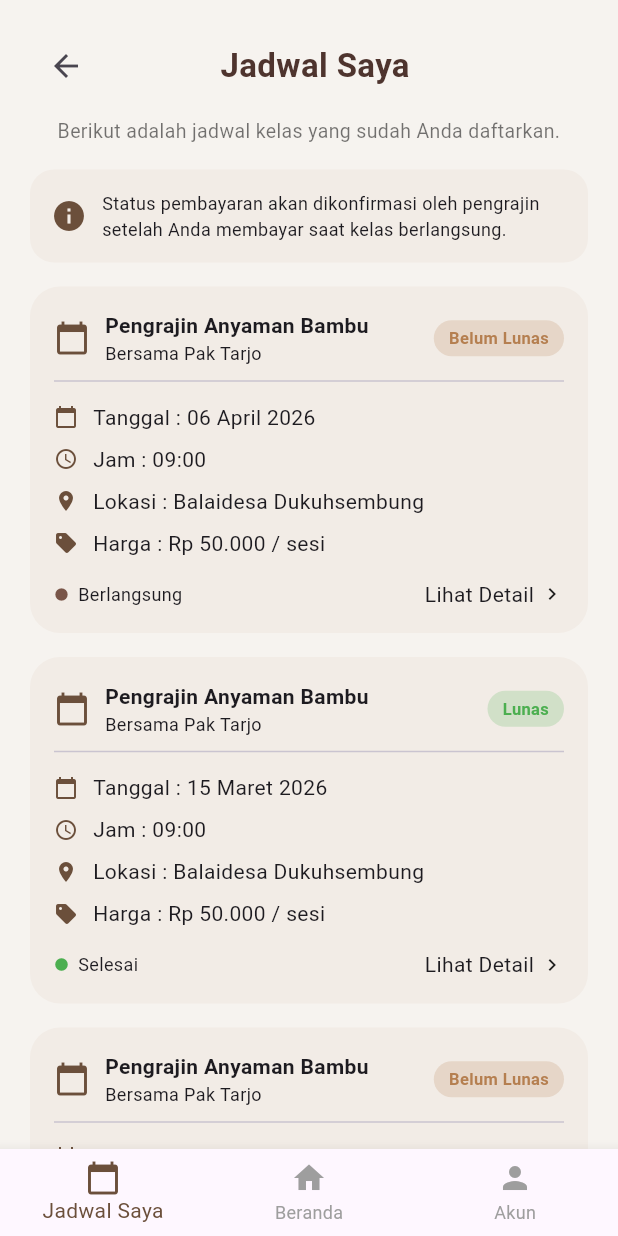
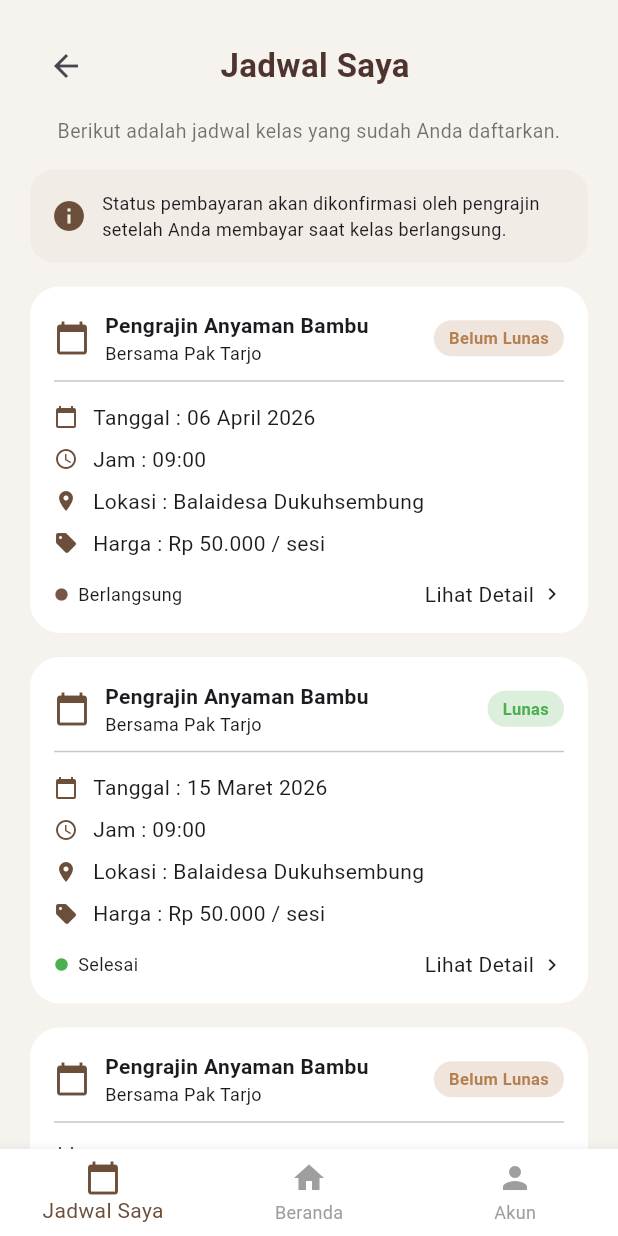
Before and after one commit to annisanurramadhani/Desa-Anyam, a Flutter app: the BookingKelasView screen opened by its route, item 2 of the bottom bar chosen, after a tap on "Jadwal Saya", on a phone screen of 412 x 824 dp. Run offline on Flutter 3.47's test engine with Material 3 defaults, Android fonts, the phone set to English and light mode, and no system bars; our stand-ins replace font_awesome_flutter, get, image_picker, table_calendar, video_player.

Commit message:
update terbaru

```diff
--- a/lib/app/modules/user/belajar_anyaman/belajar_anyaman_view.dart
+++ b/lib/app/modules/user/belajar_anyaman/belajar_anyaman_view.dart
@@ -13,7 +13,7 @@ class BelajarAnyamanView extends GetView<BelajarAnyamanController> {
 
       bottomNavigationBar: BottomNavigationBar(
         currentIndex: 1,
-        selectedItemColor: const Color(0xFF6B4F3B),
+        selectedItemColor: const Color(0xFF9B6B43),
         unselectedItemColor: Colors.grey,
         onTap: controller.changeMenu,
         items: const [
--- a/lib/app/modules/user/booking_kelas/booking_kelas_view.dart
+++ b/lib/app/modules/user/booking_kelas/booking_kelas_view.dart
@@ -13,7 +13,7 @@ class BookingKelasView extends GetView<BookingKelasController> {
       /// 🔥 BOTTOM NAV
       bottomNavigationBar: BottomNavigationBar(
         currentIndex: 1,
-        selectedItemColor: const Color(0xFF6B4F3B),
+        selectedItemColor: const Color(0xFF9B6B43),
         unselectedItemColor: Colors.grey,
         onTap: controller.changeMenu,
         items: const [
@@ -44,7 +44,7 @@ class BookingKelasView extends GetView<BookingKelasController> {
                       style: TextStyle(
                         fontSize: 22,
                         fontWeight: FontWeight.bold,
-                        color: Color(0xFF4E342E),
+                        color: Color(0xFF9B6B43),
                       ),
                     ),
                   ),
@@ -61,7 +61,7 @@ class BookingKelasView extends GetView<BookingKelasController> {
               style: TextStyle(
                 fontWeight: FontWeight.bold,
                 fontSize: 16,
-                color: Color(0xFF4E342E),
+                color: Color(0xFF9B6B43),
               ),
             ),
 
@@ -119,7 +119,7 @@ class BookingKelasView extends GetView<BookingKelasController> {
               style: TextStyle(
                 fontWeight: FontWeight.bold,
                 fontSize: 16,
-                color: Color(0xFF4E342E),
+                color: Color(0xFF9B6B43),
               ),
             ),
 
@@ -140,7 +140,7 @@ class BookingKelasView extends GetView<BookingKelasController> {
                           height: 60,
                           decoration: BoxDecoration(
                             color: selected
-                                ? const Color(0xFF6B4F3B)
+                                ? const Color(0xFF9B6B43)
                                 : const Color(0xFFF2ECE6),
                             borderRadius: BorderRadius.circular(16),
                             border: Border.all(color: const Color(0xFFD8CBB8)),
@@ -274,13 +274,13 @@ class BookingKelasView extends GetView<BookingKelasController> {
               child: ElevatedButton(
                 onPressed: controller.lanjutkan,
                 style: ElevatedButton.styleFrom(
-                  backgroundColor: const Color(0xFF6B4F3B),
+                  backgroundColor: const Color(0xFF9B6B43),
                   shape: RoundedRectangleBorder(
                     borderRadius: BorderRadius.circular(20),
                   ),
                 ),
                 child: const Text(
-                  "Lanjutkan Pemesanan",
+                  "Lanjutkan",
                   style: TextStyle(
                     fontWeight: FontWeight.bold,
                     color: Colors.white,
--- a/lib/app/modules/user/detail_produk/detail_produk_view.dart
+++ b/lib/app/modules/user/detail_produk/detail_produk_view.dart
@@ -20,7 +20,7 @@ class DetailProdukView extends StatelessWidget {
       /// BOTTOM NAV
       bottomNavigationBar: BottomNavigationBar(
         currentIndex: 1,
-        selectedItemColor: const Color(0xFF6B4F3B),
+        selectedItemColor: const Color(0xFF9B6B43),
         unselectedItemColor: Colors.grey,
         onTap: (index) {},
         items: const [
@@ -145,7 +145,7 @@ class DetailProdukView extends StatelessWidget {
               child: ElevatedButton(
                 onPressed: () {},
                 style: ElevatedButton.styleFrom(
-                  backgroundColor: const Color(0xFF8B5E3C),
+                  backgroundColor: const Color(0xFF9B6B43),
                   shape: RoundedRectangleBorder(
                     borderRadius: BorderRadius.circular(20),
                   ),
@@ -166,7 +166,6 @@ class DetailProdukView extends StatelessWidget {
     );
   }
 
-  /// 🔥 ITEM DETAIL TANPA ICON
   Widget infoItem(String title, String value) {
     return Padding(
       padding: const EdgeInsets.symmetric(vertical: 10),
--- a/lib/app/modules/user/edit_profile/edit_profile_view.dart
+++ b/lib/app/modules/user/edit_profile/edit_profile_view.dart
@@ -131,7 +131,7 @@ class EditProfileView extends GetView<EditProfileController> {
                 child: ElevatedButton(
                   onPressed: controller.simpan,
                   style: ElevatedButton.styleFrom(
-                    backgroundColor: const Color(0xFF6B4F3B),
+                    backgroundColor: const Color(0xFF9B6B43),
                     shape: RoundedRectangleBorder(
                       borderRadius: BorderRadius.circular(20),
                     ),
--- a/lib/app/modules/user/form_pendaftaran/form_pendaftaran_view.dart
+++ b/lib/app/modules/user/form_pendaftaran/form_pendaftaran_view.dart
@@ -84,9 +84,7 @@ class FormPendaftaranView extends StatelessWidget {
 
                   textField(
                     "Lokasi",
-                    TextEditingController(
-                      text: data["Balaidesa Dukuhsembung"] ?? "-",
-                    ),
+                    TextEditingController(text: data["lokasi"] ?? "-"),
                     readOnly: true,
                   ),
                 ],
@@ -108,7 +106,7 @@ class FormPendaftaranView extends StatelessWidget {
                   Get.toNamed(Routes.PENDAFTARAN_BERHASIL);
                 },
                 style: ElevatedButton.styleFrom(
-                  backgroundColor: const Color(0xFF6B4F3B),
+                  backgroundColor: const Color(0xFF9B6B43),
                   shape: RoundedRectangleBorder(
                     borderRadius: BorderRadius.circular(16),
                   ),
--- a/lib/app/modules/user/home/home_view.dart
+++ b/lib/app/modules/user/home/home_view.dart
@@ -30,6 +30,7 @@ class HomeView extends GetView<HomeController> {
       body: SafeArea(
         child: SingleChildScrollView(
           padding: EdgeInsets.symmetric(horizontal: width * 0.04, vertical: 12),
+
           child: Column(
             crossAxisAlignment: CrossAxisAlignment.start,
             children: [
@@ -48,11 +49,14 @@ class HomeView extends GetView<HomeController> {
                         ),
                         child: const Icon(Icons.person, size: 22),
                       ),
+
                       const SizedBox(width: 10),
+
                       const Column(
                         crossAxisAlignment: CrossAxisAlignment.start,
                         children: [
                           Text("Hi, Syifa", style: TextStyle(fontSize: 12)),
+
                           Text(
                             "Selamat Datang!",
                             style: TextStyle(
@@ -64,6 +68,7 @@ class HomeView extends GetView<HomeController> {
                       ),
                     ],
                   ),
+
                   IconButton(
                     onPressed: controller.goToNotification,
                     icon: const Icon(Icons.notifications_none),
@@ -73,93 +78,87 @@ class HomeView extends GetView<HomeController> {
 
               const SizedBox(height: 10),
 
-              /// 🔥 BANNER (LEBIH PREMIUM)
+              /// BANNER
               Container(
                 width: double.infinity,
                 height: width * 0.42,
+
                 decoration: BoxDecoration(
                   borderRadius: BorderRadius.circular(18),
+
                   image: const DecorationImage(
-                    image: AssetImage("assets/images/banner.png"),
+                    image: AssetImage("assets/images/banner.jpg"),
                     fit: BoxFit.cover,
                   ),
                 ),
+
                 child: Container(
                   padding: const EdgeInsets.all(16),
+
                   decoration: BoxDecoration(
                     borderRadius: BorderRadius.circular(18),
+
                     gradient: LinearGradient(
                       colors: [
                         Colors.black.withOpacity(0.65),
                         Colors.transparent,
                       ],
+
                       begin: Alignment.bottomLeft,
                       end: Alignment.topRight,
                     ),
                   ),
+
                   child: const Column(
                     crossAxisAlignment: CrossAxisAlignment.start,
-                    children: [
-                      Spacer(),
-                      Text(
-                        "Belajar.\nBerkarya.\nBersama.",
-                        style: TextStyle(
-                          color: Colors.white,
-                          fontSize: 20,
-                          fontWeight: FontWeight.bold,
-                        ),
-                      ),
-                      SizedBox(height: 6),
-                      Text(
-                        "Kembangkan keterampilan anyaman bersama para ahli.",
-                        style: TextStyle(color: Colors.white70, fontSize: 12),
-                      ),
-                    ],
+                    children: [Spacer()],
                   ),
                 ),
               ),
 
               const SizedBox(height: 14),
 
-              /// GRID
+              /// GRID MENU
               GridView.builder(
                 itemCount: 4,
                 shrinkWrap: true,
                 physics: const NeverScrollableScrollPhysics(),
+
                 gridDelegate: const SliverGridDelegateWithFixedCrossAxisCount(
                   crossAxisCount: 2,
                   crossAxisSpacing: 10,
                   mainAxisSpacing: 10,
-                  childAspectRatio: 1.2,
+                  childAspectRatio: 1.9,
                 ),
+
                 itemBuilder: (context, index) {
                   final items = [
                     {
                       "icon": Icons.front_hand,
                       "color": Colors.green,
                       "title": "Belajar Anyaman",
-                      "desc": "Teknik dasar anyaman",
+                      "desc": "Pelajari teknik dasar dan pola anyaman bambu.",
                       "tap": controller.goToBelajar,
                     },
                     {
                       "icon": Icons.person,
                       "color": Colors.purple,
                       "title": "Profil Pengrajin",
-                      "desc": "Kenali pengrajin lokal",
+                      "desc": "Kenali pengrajin lokal dan hasil karya mereka.",
                       "tap": controller.goToPengrajin,
                     },
                     {
                       "icon": Icons.inventory,
                       "color": Colors.brown,
                       "title": "Produk Anyaman",
-                      "desc": "Produk berkualitas",
+                      "desc": "Lihat berbagai produk anyaman berkualitas.",
                       "tap": controller.goToProduk,
                     },
                     {
                       "icon": Icons.calendar_today,
                       "color": Colors.blue,
                       "title": "Jadwal Saya",
-                      "desc": "Cek jadwal kelas",
+                      "desc": "Cek jadwal kelas dan pelatihan yang diikuti.",
                       "tap": controller.goToJadwal,
                     },
                   ];
@@ -178,22 +177,29 @@ class HomeView extends GetView<HomeController> {
 
               const SizedBox(height: 16),
 
-              /// 🔥 TIPS (LEBIH MENARIK)
+              /// TIPS
               Container(
-                padding: const EdgeInsets.all(16),
+                padding: const EdgeInsets.symmetric(
+                  horizontal: 12,
+                  vertical: 10,
+                ),
                 decoration: BoxDecoration(
                   gradient: const LinearGradient(
                     colors: [Color(0xFFE7EFE5), Color(0xFFDCE8DA)],
                   ),
+
                   borderRadius: BorderRadius.circular(16),
                 ),
-                child: Row(
-                  children: const [
+
+                child: const Row(
+                  children: [
                     CircleAvatar(
                       backgroundColor: Colors.green,
                       child: Icon(Icons.lightbulb, color: Colors.white),
                     ),
+
                     SizedBox(width: 12),
+
                     Expanded(
                       child: Text(
                         "Gunakan bambu yang sudah kering agar hasil anyaman lebih kuat dan tahan lama.",
@@ -210,7 +216,7 @@ class HomeView extends GetView<HomeController> {
     );
   }
 
-  /// 🔥 MENU CARD (LEBIH HIDUP)
+  /// MENU CARD
   Widget menuCard({
     required IconData icon,
     required Color color,
@@ -221,51 +227,73 @@ class HomeView extends GetView<HomeController> {
     return InkWell(
       onTap: onTap,
       borderRadius: BorderRadius.circular(16),
+
       child: Container(
-        padding: const EdgeInsets.all(14),
+        padding: const EdgeInsets.all(12),
+
         decoration: BoxDecoration(
           color: Colors.white,
           borderRadius: BorderRadius.circular(16),
+
           boxShadow: [
             BoxShadow(
               color: Colors.black.withOpacity(0.05),
-              blurRadius: 10,
-              offset: const Offset(0, 5),
+              blurRadius: 8,
+              offset: const Offset(0, 4),
             ),
           ],
         ),
-        child: Column(
+
+        child: Row(
           crossAxisAlignment: CrossAxisAlignment.start,
           children: [
             /// ICON
             Container(
-              width: 40,
-              height: 40,
+              width: 38,
+              height: 38,
+
               decoration: BoxDecoration(
                 color: color.withOpacity(0.15),
                 shape: BoxShape.circle,
               ),
-              child: Icon(icon, color: color),
+
+              child: Icon(icon, color: color, size: 20),
             ),
 
-            const SizedBox(height: 10),
+            const SizedBox(width: 10),
 
+            /// TITLE + DESC
+            Expanded(
+              child: Column(
+                crossAxisAlignment: CrossAxisAlignment.start,
+                children: [
                   Text(
                     title,
-              style: const TextStyle(fontWeight: FontWeight.bold, fontSize: 14),
+                    style: const TextStyle(
+                      fontWeight: FontWeight.bold,
+                      fontSize: 13,
+                    ),
                   ),
 
                   const SizedBox(height: 4),
 
                   Text(
                     desc,
-              style: const TextStyle(fontSize: 11, color: Colors.black54),
+                    style: const TextStyle(
+                      fontSize: 11,
+                      color: Colors.black54,
+                      height: 1.3,
+                    ),
+                    maxLines: 3,
+                    overflow: TextOverflow.ellipsis,
+                  ),
+                ],
+              ),
             ),
 
-            const Spacer(),
-
-            Align(
-              alignment: Alignment.bottomRight,
+            /// >
+            Padding(
+              padding: const EdgeInsets.only(top: 2),
               child: Icon(
                 Icons.arrow_forward_ios,
                 size: 14,
--- a/lib/app/modules/user/jadwal_saya/jadwal_saya_view.dart
+++ b/lib/app/modules/user/jadwal_saya/jadwal_saya_view.dart
@@ -13,7 +13,12 @@ class JadwalSayaView extends GetView<JadwalSayaController> {
 
       bottomNavigationBar: BottomNavigationBar(
         currentIndex: 0,
-        selectedItemColor: const Color(0xFF6B4F3B),
+        type: BottomNavigationBarType.fixed,
+        backgroundColor: Colors.white,
+
+        selectedItemColor: const Color(
+          0xFF6B4F3B,
+        ), // 🔥 dibenerin biar keliatan
         unselectedItemColor: Colors.grey,
         onTap: controller.changeMenu,
         items: const [
@@ -30,7 +35,6 @@ class JadwalSayaView extends GetView<JadwalSayaController> {
         child: ListView(
           padding: const EdgeInsets.all(20),
           children: [
-
             /// HEADER
             Row(
               children: [
@@ -56,21 +60,17 @@ class JadwalSayaView extends GetView<JadwalSayaController> {
 
             const SizedBox(height: 10),
 
-            /// 🔥 DESKRIPSI TENGAH (SUDAH DIPINDAH)
             const Center(
               child: Text(
                 "Berikut adalah jadwal kelas yang sudah Anda daftarkan.",
                 textAlign: TextAlign.center,
-                style: TextStyle(
-                  color: Colors.black54,
-                  fontSize: 13,
-                ),
+                style: TextStyle(color: Colors.black54, fontSize: 13),
               ),
             ),
 
             const SizedBox(height: 16),
 
-            /// INFO BOX
+            /// INFO BOX (tetap)
             Container(
               padding: const EdgeInsets.all(14),
               decoration: BoxDecoration(
@@ -86,7 +86,7 @@ class JadwalSayaView extends GetView<JadwalSayaController> {
                       "Status pembayaran akan dikonfirmasi oleh pengrajin setelah Anda membayar saat kelas berlangsung.",
                       style: TextStyle(fontSize: 12),
                     ),
-                  )
+                  ),
                 ],
               ),
             ),
@@ -122,27 +122,22 @@ class JadwalCard extends StatelessWidget {
     final String status = item["status"]?.toString() ?? "Belum Lunas";
     final bool isLunas = status == "Lunas";
 
-    final Color statusColor =
-        isLunas ? Colors.green : const Color(0xFFB57F50);
+    final Color statusColor = isLunas ? Colors.green : const Color(0xFFB57F50);
 
     return InkWell(
       borderRadius: BorderRadius.circular(20),
       onTap: () {
-        Get.toNamed(
-          Routes.DETAIL_JADWAL,
-          arguments: item,
-        );
+        Get.toNamed(Routes.DETAIL_JADWAL, arguments: item);
       },
       child: Container(
         margin: const EdgeInsets.only(bottom: 16),
         padding: const EdgeInsets.all(16),
         decoration: BoxDecoration(
-          color: const Color(0xFFF2ECE6),
+          color: Colors.white, // ✅ INI YANG DIUBAH (BIAR PUTIH)
           borderRadius: BorderRadius.circular(20),
         ),
         child: Column(
           children: [
-
             /// HEADER
             Row(
               children: [
@@ -157,17 +152,16 @@ class JadwalCard extends StatelessWidget {
                         "Pengrajin Anyaman Bambu",
                         style: TextStyle(fontWeight: FontWeight.bold),
                       ),
-                      Text(
-                        "Bersama Pak Tarjo",
-                        style: TextStyle(fontSize: 12),
-                      ),
+                      Text("Bersama Pak Tarjo", style: TextStyle(fontSize: 12)),
                     ],
                   ),
                 ),
 
                 Container(
                   padding: const EdgeInsets.symmetric(
-                      horizontal: 10, vertical: 4),
+                    horizontal: 10,
+                    vertical: 4,
+                  ),
                   decoration: BoxDecoration(
                     color: statusColor.withOpacity(0.2),
                     borderRadius: BorderRadius.circular(20),
--- a/lib/app/modules/user/pendaftaran_berhasil/pendaftaran_berhasil_view.dart
+++ b/lib/app/modules/user/pendaftaran_berhasil/pendaftaran_berhasil_view.dart
@@ -105,7 +105,7 @@ class PendaftaranBerhasilView extends GetView<PendaftaranBerhasilController> {
               child: ElevatedButton(
                 onPressed: controller.keHome,
                 style: ElevatedButton.styleFrom(
-                  backgroundColor: const Color(0xFF6B4F3B),
+                  backgroundColor: const Color(0xFF9B6B43),
                   shape: RoundedRectangleBorder(
                     borderRadius: BorderRadius.circular(20),
                   ),
```
Also changed, not shown: lib/app/modules/user/detail_jadwal/detail_jadwal_view.dart (+10 -21 lines), lib/app/modules/user/produk_anyaman/produk_anyaman_view.dart (+22 -29 lines), lib/app/modules/user/profile_pengrajin/profile_pengrajin_view.dart (+212 -59 lines), assets/images/banner.jpg (added). Lines whose indentation alone changed are shown as unchanged.
